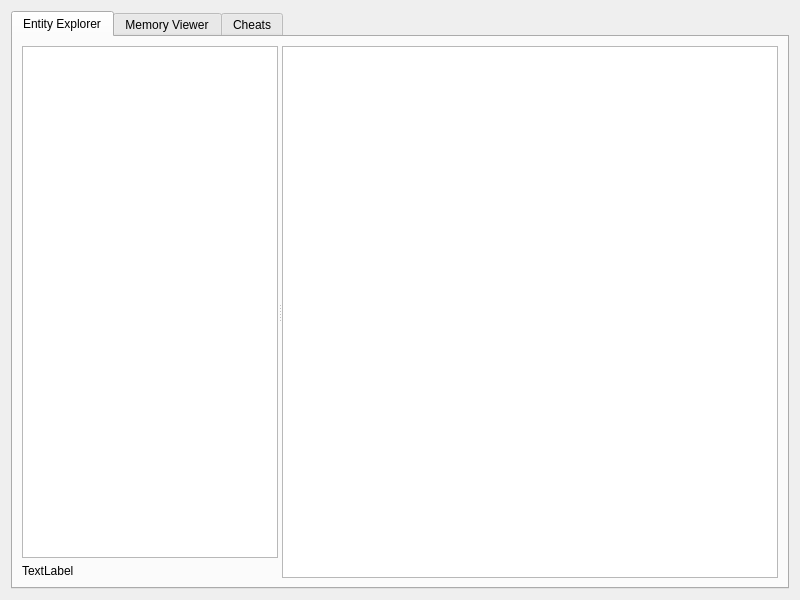
First picture: the form in src/platform/qt/tmc/EntityView.ui, repository octorock/mgba, before the edit.
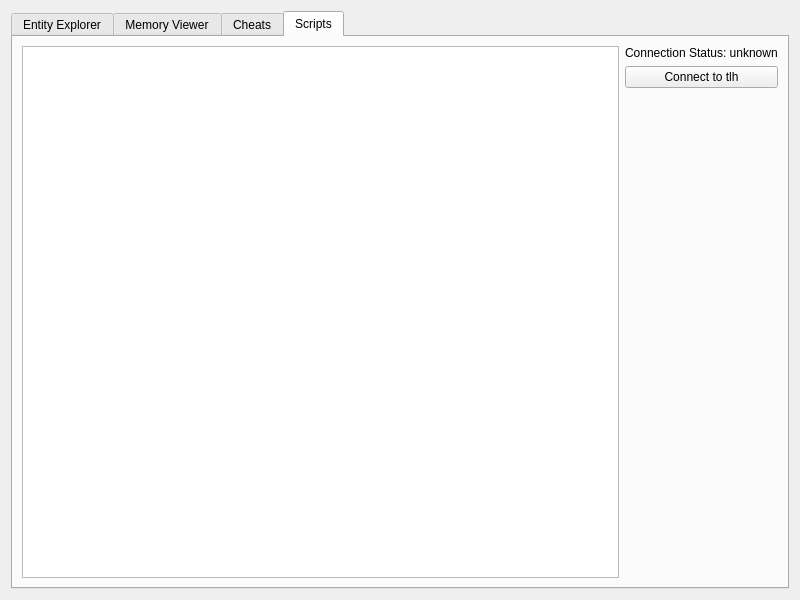
Second picture: the form after the edit. The open tabs and pages were chosen to show the change.

What changed in the file:
```diff
--- a/src/platform/qt/tmc/EntityView.ui
+++ b/src/platform/qt/tmc/EntityView.ui
@@ -270,6 +270,54 @@
        </item>
       </layout>
      </widget>
+     <widget class="QWidget" name="tabScripts">
+      <attribute name="title">
+       <string>Scripts</string>
+      </attribute>
+      <layout class="QHBoxLayout" name="horizontalLayout_4">
+       <item>
+        <widget class="QTreeView" name="treeViewScriptDetails">
+         <property name="sizePolicy">
+          <sizepolicy hsizetype="Expanding" vsizetype="Expanding">
+           <horstretch>1</horstretch>
+           <verstretch>0</verstretch>
+          </sizepolicy>
+         </property>
+        </widget>
+       </item>
+       <item>
+        <layout class="QVBoxLayout" name="verticalLayout_5">
+         <item alignment="Qt::AlignTop">
+          <widget class="QLabel" name="labelScriptConnectionStatus">
+           <property name="text">
+            <string>Connection Status: unknown</string>
+           </property>
+          </widget>
+         </item>
+         <item alignment="Qt::AlignTop">
+          <widget class="QPushButton" name="pushButtonConnectScript">
+           <property name="text">
+            <string>Connect to tlh</string>
+           </property>
+          </widget>
+         </item>
+         <item>
+          <spacer name="verticalSpacer">
+           <property name="orientation">
+            <enum>Qt::Vertical</enum>
+           </property>
+           <property name="sizeHint" stdset="0">
+            <size>
+             <width>20</width>
+             <height>40</height>
+            </size>
+           </property>
+          </spacer>
+         </item>
+        </layout>
+       </item>
+      </layout>
+     </widget>
     </widget>
    </item>
   </layout>
```
